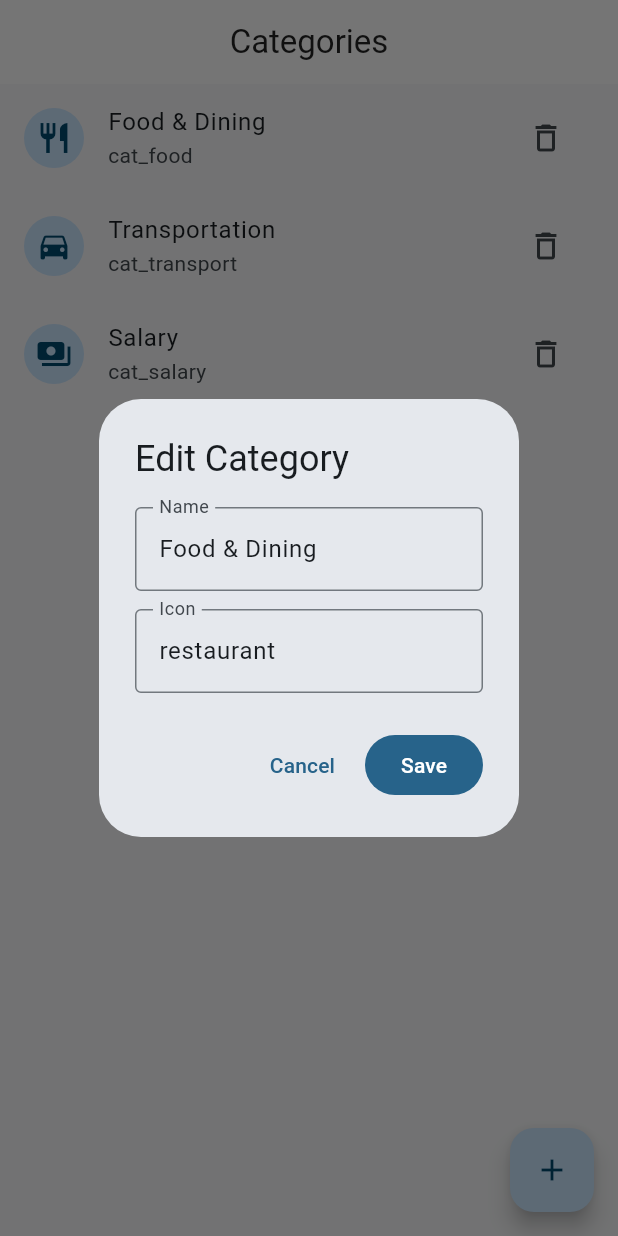
After one commit to maulanasly/uangku, a Flutter app: the CategoriesScreen screen opened by its route, after a tap on "Food & Dining", on a phone screen of 412 x 824 dp. The commit adds this screen. Run offline on Flutter 3.47's test engine with Material 3 defaults, Android fonts, the phone set to English and light mode, and no system bars; our stand-ins replace csv, drift, file_picker, fl_chart, flutter_dotenv, flutter_riverpod and 6 more; missing offline and left inert: sqlite3; accounts and stored records are empty; generated files the repository leaves out were written again.

Commit message:
feat: settings — category management, CSV import, currency preference

```diff
--- a/lib/data/repositories/transaction_repository.dart
+++ b/lib/data/repositories/transaction_repository.dart
@@ -11,6 +11,14 @@ class TransactionRepository {
   Future<List<CategoryEntity>> getCategories() => _db.select(_db.categories).get();
 
   Future<void> addCategory(CategoriesCompanion category) => _db.into(_db.categories).insert(category);
+
+  Future<void> updateCategory(CategoryEntity category) {
+    return _db.update(_db.categories).replace(category);
+  }
+
+  Future<void> deleteCategory(String id) {
+    return (_db.delete(_db.categories)..where((c) => c.id.equals(id))).go();
+  }
 
   // Transactions
   Stream<List<TransactionEntity>> watchAllTransactions() {
--- a/lib/providers/transaction_provider.dart
+++ b/lib/providers/transaction_provider.dart
@@ -2,6 +2,7 @@ import 'package:flutter_riverpod/flutter_riverpod.dart';
 import 'database_provider.dart';
 import '../data/database/database.dart';
 import '../core/models/transaction_query.dart';
+import '../core/services/preferences_service.dart';
 
 final transactionsProvider = StreamProvider<List<TransactionEntity>>((ref) {
   final repo = ref.watch(transactionRepositoryProvider);
@@ -13,6 +14,10 @@ final categoriesProvider = FutureProvider<List<CategoryEntity>>((ref) async {
   return repo.getCategories();
 });
 
+final currencySymbolProvider = FutureProvider<String>((ref) {
+  return PreferencesService().getCurrencySymbol();
+});
+
 final transactionQueryProvider =
     StateProvider<TransactionQuery>((ref) => const TransactionQuery());
 
--- a/lib/router/app_router.dart
+++ b/lib/router/app_router.dart
@@ -5,6 +5,7 @@ import 'package:go_router/go_router.dart';
 import '../ui/dashboard/dashboard_screen.dart';
 import '../ui/scanner/scanner_screen.dart';
 import '../ui/settings/settings_screen.dart';
+import '../ui/settings/categories_screen.dart';
 import '../ui/analytics/analytics_screen.dart';
 import '../ui/transactions/add_transaction_screen.dart';
 import '../ui/transactions/transactions_screen.dart';
@@ -40,5 +41,9 @@ final appRouter = GoRouter(
       path: '/settings',
       builder: (context, state) => const SettingsScreen(),
     ),
+    GoRoute(
+      path: '/categories',
+      builder: (context, state) => const CategoriesScreen(),
+    ),
   ],
 );
--- a/lib/ui/dashboard/dashboard_screen.dart
+++ b/lib/ui/dashboard/dashboard_screen.dart
@@ -17,6 +17,7 @@ class DashboardScreen extends ConsumerWidget {
   Widget build(BuildContext context, WidgetRef ref) {
     final transactionsAsync = ref.watch(transactionsProvider);
     final categoriesAsync = ref.watch(categoriesProvider);
+    final currencySymbol = ref.watch(currencySymbolProvider).valueOrNull ?? '\$';
 
     return Scaffold(
       appBar: AppBar(
@@ -51,7 +52,7 @@ class DashboardScreen extends ConsumerWidget {
             ).name;
           }
 
-          final currencyFormat = NumberFormat.currency(symbol: '\$', decimalDigits: 2);
+          final currencyFormat = NumberFormat.currency(symbol: currencySymbol, decimalDigits: 2);
 
           return CustomScrollView(
             slivers: [
--- /dev/null
+++ b/lib/ui/settings/categories_screen.dart
@@ -0,0 +1,147 @@
+import 'package:flutter/material.dart';
+import 'package:flutter_riverpod/flutter_riverpod.dart';
+
+import '../../providers/transaction_provider.dart';
+import '../../providers/database_provider.dart';
+import '../../data/database/database.dart';
+
+class CategoriesScreen extends ConsumerWidget {
+  const CategoriesScreen({super.key});
+
+  @override
+  Widget build(BuildContext context, WidgetRef ref) {
+    final categoriesAsync = ref.watch(categoriesProvider);
+
+    return Scaffold(
+      appBar: AppBar(title: const Text('Categories')),
+      floatingActionButton: FloatingActionButton(
+        onPressed: () => _showCategoryDialog(context, ref),
+        child: const Icon(Icons.add),
+      ),
+      body: categoriesAsync.when(
+        data: (categories) {
+          if (categories.isEmpty) {
+            return const Center(child: Text('No categories yet'));
+          }
+          return ListView.builder(
+            itemCount: categories.length,
+            itemBuilder: (context, index) {
+              final category = categories[index];
+              return ListTile(
+                leading: CircleAvatar(child: Icon(_iconFor(category.icon))),
+                title: Text(category.name),
+                subtitle: Text(category.id),
+                trailing: IconButton(
+                  icon: const Icon(Icons.delete_outline),
+                  onPressed: () => _deleteCategory(context, ref, category),
+                ),
+                onTap: () => _showCategoryDialog(context, ref, category),
+              );
+            },
+          );
+        },
+        loading: () => const Center(child: CircularProgressIndicator()),
+        error: (e, st) => Center(child: Text('Error: $e')),
+      ),
+    );
+  }
+
+  IconData _iconFor(String name) {
+    const icons = {
+      'restaurant': Icons.restaurant,
+      'directions_car': Icons.directions_car,
+      'payments': Icons.payments,
+      'shopping_cart': Icons.shopping_cart,
+      'fitness_center': Icons.fitness_center,
+      'movie': Icons.movie,
+      'home': Icons.home,
+    };
+    return icons[name] ?? Icons.category;
+  }
+
+  Future<void> _deleteCategory(BuildContext context, WidgetRef ref, CategoryEntity category) async {
+    final repo = ref.read(transactionRepositoryProvider);
+    try {
+      await repo.deleteCategory(category.id);
+    } catch (e) {
+      if (context.mounted) {
+        ScaffoldMessenger.of(context).showSnackBar(
+          const SnackBar(content: Text('Cannot delete: category is in use')),
+        );
+      }
+    }
+  }
+
+  Future<void> _showCategoryDialog(
+    BuildContext context,
+    WidgetRef ref, [
+    CategoryEntity? category,
+  ]) async {
+    final nameController = TextEditingController(text: category?.name ?? '');
+    final iconController = TextEditingController(text: category?.icon ?? '');
+
+    final saved = await showDialog<bool>(
+      context: context,
+      builder: (context) {
+        return AlertDialog(
+          title: Text(category == null ? 'Add Category' : 'Edit Category'),
+          content: Column(
+            mainAxisSize: MainAxisSize.min,
+            children: [
+              TextField(
+                controller: nameController,
+                decoration: const InputDecoration(
+                  labelText: 'Name',
+                  border: OutlineInputBorder(),
+                ),
+              ),
+              const SizedBox(height: 12),
+              TextField(
+                controller: iconController,
+                decoration: const InputDecoration(
+                  labelText: 'Icon',
+                  hintText: 'e.g. restaurant',
+                  border: OutlineInputBorder(),
+                ),
+              ),
+            ],
+          ),
+          actions: [
+            TextButton(
+              onPressed: () => Navigator.pop(context, false),
+              child: const Text('Cancel'),
+            ),
+            FilledButton(
+              onPressed: () {
+                if (nameController.text.trim().isNotEmpty) {
+                  Navigator.pop(context, true);
+                }
+              },
+              child: const Text('Save'),
+            ),
+          ],
+        );
+      },
+    );
+
+    if (saved == true) {
+      final repo = ref.read(transactionRepositoryProvider);
+      final name = nameController.text.trim();
+      final icon = iconController.text.trim().isEmpty ? 'category' : iconController.text.trim();
+
+      if (category == null) {
+        await repo.addCategory(
+          CategoriesCompanion.insert(
+            id: 'cat_${DateTime.now().millisecondsSinceEpoch}',
+            name: name,
+            icon: icon,
+          ),
+        );
+      } else {
+        await repo.updateCategory(
+          category.copyWith(name: name, icon: icon),
+        );
+      }
+    }
+  }
+}
--- a/lib/ui/transactions/add_transaction_screen.dart
+++ b/lib/ui/transactions/add_transaction_screen.dart
@@ -5,6 +5,7 @@ import 'package:intl/intl.dart';
 
 import '../../core/models/transaction_type.dart';
 import '../../providers/database_provider.dart';
+import '../../providers/transaction_provider.dart';
 import '../../data/database/database.dart';
 
 class AddTransactionScreen extends ConsumerStatefulWidget {
@@ -38,12 +39,6 @@ class _AddTransactionScreenState extends ConsumerState<AddTransactionScreen> {
     _selectedCategory = t?.category ?? 'cat_food';
   }
 
-  final List<Map<String, String>> _categories = [
-    {'id': 'cat_food', 'name': 'Food & Dining'},
-    {'id': 'cat_transport', 'name': 'Transportation'},
-    {'id': 'cat_salary', 'name': 'Salary'},
-  ];
-
   @override
   void dispose() {
     _amountController.dispose();
@@ -64,6 +59,16 @@ class _AddTransactionScreenState extends ConsumerState<AddTransactionScreen> {
         _selectedDate = picked;
       });
     }
+  }
+
+  String _selectedCategoryFor(List<CategoryEntity>? categories) {
+    if (categories == null || categories.isEmpty) {
+      return _selectedCategory;
+    }
+    if (categories.any((c) => c.id == _selectedCategory)) {
+      return _selectedCategory;
+    }
+    return categories.first.id;
   }
 
   void _saveTransaction() {
@@ -101,6 +106,7 @@ class _AddTransactionScreenState extends ConsumerState<AddTransactionScreen> {
 
   @override
   Widget build(BuildContext context) {
+    final categoriesAsync = ref.watch(categoriesProvider);
     return Scaffold(
       appBar: AppBar(
         title: Text(widget.transaction != null ? 'Edit Transaction' : 'Add Transaction'),
@@ -180,17 +186,18 @@ class _AddTransactionScreenState extends ConsumerState<AddTransactionScreen> {
 
               // Category
               DropdownButtonFormField<String>(
-                initialValue: _selectedCategory,
+                initialValue: _selectedCategoryFor(categoriesAsync.valueOrNull),
                 decoration: const InputDecoration(
                   labelText: 'Category',
                   border: OutlineInputBorder(),
                 ),
-                items: _categories.map((cat) {
-                  return DropdownMenuItem<String>(
-                    value: cat['id'],
-                    child: Text(cat['name']!),
-                  );
-                }).toList(),
+                items: [
+                  for (final cat in categoriesAsync.valueOrNull ?? [])
+                    DropdownMenuItem<String>(
+                      value: cat.id,
+                      child: Text(cat.name),
+                    ),
+                ],
                 onChanged: (String? newValue) {
                   if (newValue != null) {
                     setState(() {
--- a/lib/ui/transactions/transactions_screen.dart
+++ b/lib/ui/transactions/transactions_screen.dart
@@ -39,6 +39,7 @@ class _TransactionsScreenState extends ConsumerState<TransactionsScreen> {
     final transactionsAsync = ref.watch(filteredTransactionsProvider);
     final categoriesAsync = ref.watch(categoriesProvider);
     final categories = categoriesAsync.valueOrNull ?? [];
+    final currencySymbol = ref.watch(currencySymbolProvider).valueOrNull ?? '\$';
 
     return Scaffold(
       appBar: AppBar(title: const Text('Transactions')),
@@ -169,7 +170,7 @@ class _TransactionsScreenState extends ConsumerState<TransactionsScreen> {
                 if (transactions.isEmpty) {
                   return const Center(child: Text('No transactions found'));
                 }
-                final currencyFormat = NumberFormat.currency(symbol: '\$', decimalDigits: 2);
+                final currencyFormat = NumberFormat.currency(symbol: currencySymbol, decimalDigits: 2);
                 return ListView.builder(
                   itemCount: transactions.length,
                   itemBuilder: (context, index) {
--- a/pubspec.yaml
+++ b/pubspec.yaml
@@ -31,10 +31,12 @@ dependencies:
 
   # Utils
   intl: ^0.18.1
-  share_plus: ^13.2.0
+  share_plus: ^12.0.2
   csv: ^8.0.0
   google_generative_ai: ^0.4.7
   flutter_dotenv: ^6.0.1
+  file_picker: ^8.0.0
+  shared_preferences: ^2.2.2
 
 dev_dependencies:
   flutter_test:
```
Also changed, not shown: lib/core/services/export_service.dart (+74 -1 lines), lib/core/services/preferences_service.dart (added, +17 -0 lines), lib/ui/settings/settings_screen.dart (+63 -1 lines), pubspec.lock, 2 other files.
